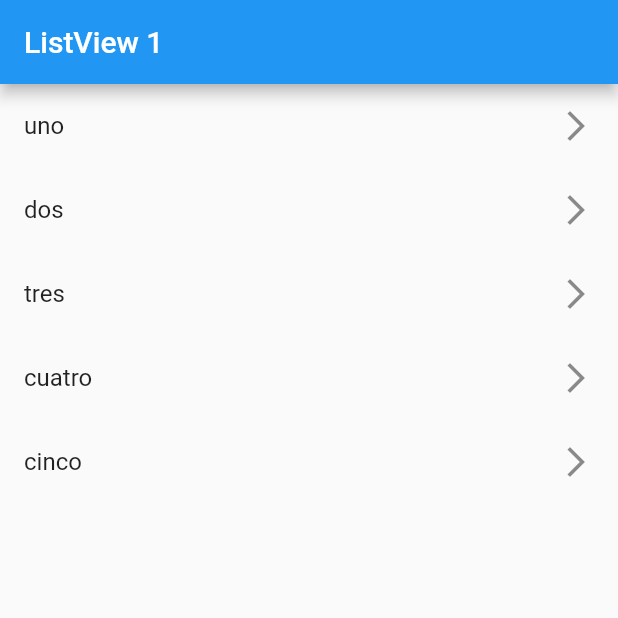
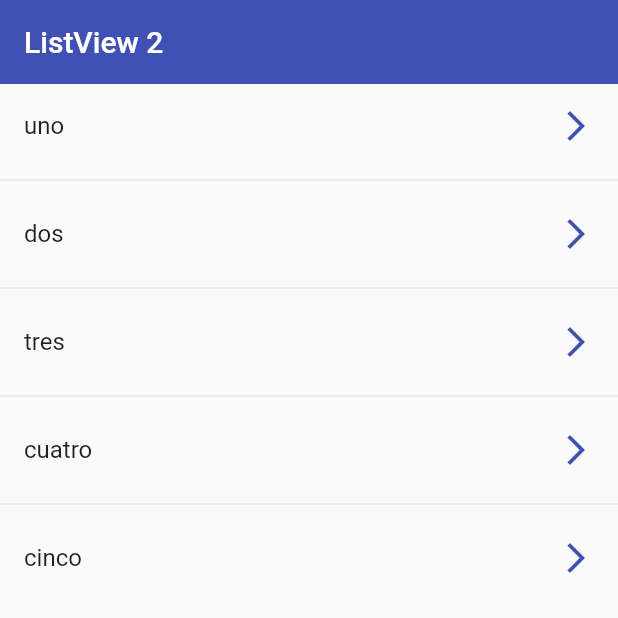
Before and after one commit to ricardonajargonzalez/Widgets_flutter, a Flutter app: the screen it shows after launch, on a phone screen of 412 x 824 dp, the top half of it. Run offline on Flutter 3.47's test engine with Material 2 defaults, Android fonts, the phone set to English and light mode, and no system bars.

Commit message:
ListViewSeparated

```diff
--- a/lib/main.dart
+++ b/lib/main.dart
@@ -1,6 +1,7 @@
 import 'package:flutter/material.dart';
 
-import 'package:flutter_componentes/screens/list_view1_screen.dart';
+// import 'package:flutter_componentes/screens/list_view1_screen.dart';
+import 'package:flutter_componentes/screens/list_view2_screen.dart';
 
 void main() => runApp(const MyApp());
 
@@ -12,6 +13,6 @@ class MyApp extends StatelessWidget {
     return const MaterialApp(
         debugShowCheckedModeBanner: false,
         title: 'Material App',
-        home: ListView1Screen());
+        home: ListView2Screen());
   }
 }
--- /dev/null
+++ b/lib/screens/list_view2_screen.dart
@@ -0,0 +1,27 @@
+import 'package:flutter/material.dart';
+
+class ListView2Screen extends StatelessWidget {
+  const ListView2Screen({Key? key}) : super(key: key);
+
+  final options = const ['uno', 'dos', 'tres', 'cuatro', 'cinco'];
+
+  @override
+  Widget build(BuildContext context) {
+    return Scaffold(
+        appBar: AppBar(
+            title: const Text("ListView 2"),
+            elevation: 0,
+            backgroundColor: Colors.indigo),
+        body: ListView.separated(
+            itemBuilder: (context, index) => ListTile(
+                  title: Text(
+                    options[index],
+                  ),
+                  trailing: const Icon(Icons.arrow_forward_ios_outlined,
+                      color: Colors.indigo),
+                  onTap: () {},
+                ),
+            separatorBuilder: (_, __) => const Divider(),
+            itemCount: options.length));
+  }
+}
```
